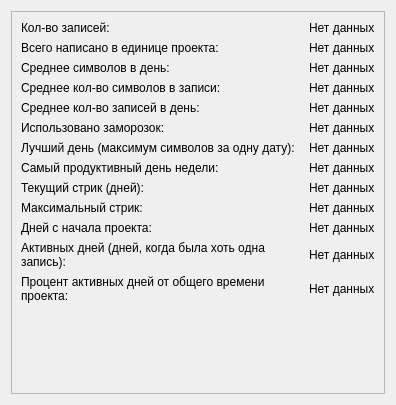
Old version of the form UI template/project_stats.ui in the repository nevskyforever/nfprogress.
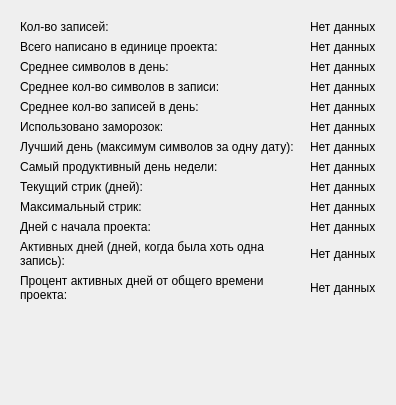
New version of the form.

Commit message: fix: У ScrollArea убраны визуальные границы (border)

What changed in the file:
```diff
--- a/UI template/project_stats.ui
+++ b/UI template/project_stats.ui
@@ -18,6 +18,11 @@
   <property name="windowTitle">
    <string>Статистика по проекту</string>
   </property>
+  <property name="styleSheet">
+   <string notr="true">QScrollArea {
+    border: none;
+}</string>
+  </property>
   <layout class="QVBoxLayout" name="verticalLayout">
    <item>
     <widget class="QScrollArea" name="scrollArea">
@@ -29,7 +34,7 @@
        <rect>
         <x>0</x>
         <y>0</y>
-        <width>370</width>
+        <width>372</width>
         <height>416</height>
        </rect>
       </property>
```
The commit also changes 5 other files.
